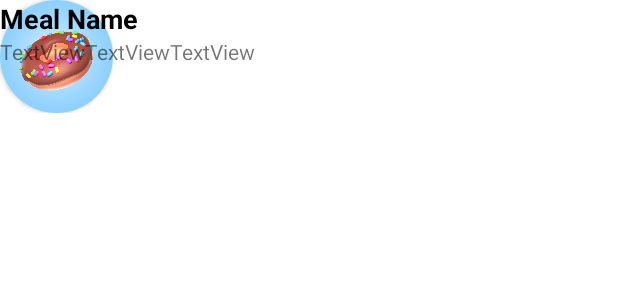
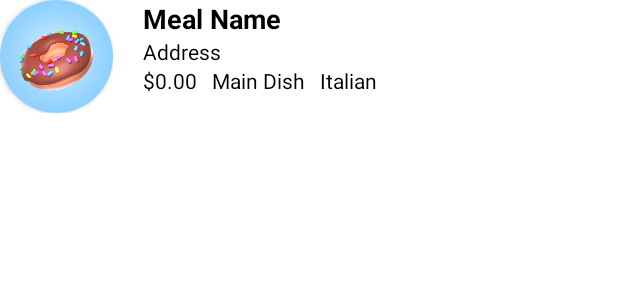
Before and after one commit to kevinluong21/mealer-project, an Android app: the layout search_result.xml on its own in the app's theme, with its tools: preview values and no code run, on a phone screen of 412 x 824 dp. Shown: the top 300 px of the screen. Run offline under Robolectric (Android 15) with nearby library versions, the phone set to English and light mode, and no system bars.

Commit message:
implemented search results and search bar (not fully tested yet)

```diff
--- a/app/src/main/java/com/seg2105/mealer_project/MealActivity.java
+++ b/app/src/main/java/com/seg2105/mealer_project/MealActivity.java
@@ -21,11 +21,7 @@ import java.io.Serializable;
 
 public class MealActivity extends AppCompatActivity implements Serializable {
 
-
     Person currentCook = MainActivity.currentUser;
-    //currentUser.getRole();
-
-
     EditText editTextMealName;
     EditText editTextMealType;
     EditText editTextCuisineType;
@@ -134,7 +130,7 @@ public class MealActivity extends AppCompatActivity implements Serializable {
                     && !TextUtils.isEmpty(listOfAllergens) && !TextUtils.isEmpty(priceString) && !TextUtils.isEmpty(description)) {
                 if(inputValidation(mealType,cuisineType,priceString) == true){
 
-                    Meal newMeal = new Meal(mealName, mealType, cuisineType, listOfIngredients, listOfAllergens, price, description, isInMenu);
+                    Meal newMeal = new Meal(MainActivity.loggedInCook, mealName, mealType, cuisineType, listOfIngredients, listOfAllergens, price, description, isInMenu);
 
                     users.child(currentCook.getEmailAddress()).child("meals").child(newMeal.getName()).setValue(newMeal);
                     Toast.makeText(getApplicationContext(), "Meal added", Toast.LENGTH_LONG).show();
--- a/app/src/main/java/com/seg2105/mealer_project/MealListAdapter.java
+++ b/app/src/main/java/com/seg2105/mealer_project/MealListAdapter.java
@@ -37,8 +37,8 @@ public class MealListAdapter extends RecyclerView.Adapter<MealListAdapter.ViewHo
         MealListModel model = mealProfileModels.get(position);
         holder.imageMeal.setBackgroundResource(model.getImageSrc());
         holder.textMealName.setText(model.getMealName());
-        holder.textPrice.setText(Double.toString(model.getPrice()));
-        holder.textMealRating.setText(Double.toString(model.getRating()));
+        holder.textPrice.setText(model.getPrice());
+        holder.textMealRating.setText(model.getRating());
         holder.textMealsSold.setText(Integer.toString(model.getMealsSold()));
     }
 
--- a/app/src/main/java/com/seg2105/mealer_project/PersonalProfile.java
+++ b/app/src/main/java/com/seg2105/mealer_project/PersonalProfile.java
@@ -118,10 +118,10 @@ public class PersonalProfile extends AppCompatActivity {
 
                         if (meal.isOffering()) {
                             offeredMeals.add(meal);
-                            offeredMealModels.add(new MealListModel(meal.getName(), meal.getPrice(), meal.getRating(), meal.getNumSold()));
+                            offeredMealModels.add(new MealListModel(meal.getName(), meal.displayPrice(), meal.displayRating(), meal.getNumSold()));
                         }
                         meals.add(meal);
-                        mealModels.add(new MealListModel(meal.getName(), meal.getPrice(), meal.getRating(), meal.getNumSold()));
+                        mealModels.add(new MealListModel(meal.getName(), meal.displayPrice(), meal.displayRating(), meal.getNumSold()));
                     }
 
                     MealListAdapter offeredMealsAdapter = new MealListAdapter(PersonalProfile.this, offeredMealModels);
--- a/app/src/main/res/layout/activity_clientwelcome.xml
+++ b/app/src/main/res/layout/activity_clientwelcome.xml
@@ -257,7 +257,8 @@
                         android:id="@+id/searchBar"
                         android:layout_width="match_parent"
                         android:layout_height="50dp"
-                        android:background="@drawable/search_bar" />
+                        android:background="@drawable/search_bar"
+                        android:onClick="openSearchResults" />
 
                     <androidx.recyclerview.widget.RecyclerView
                         android:id="@+id/listClientMeals"
--- a/app/src/main/res/layout/fragment_search.xml
+++ b/app/src/main/res/layout/activity_search.xml
@@ -46,6 +46,7 @@
             app:layout_constraintTop_toBottomOf="@+id/layoutTitle">
 
             <SearchView
+                android:id="@+id/searchBar"
                 android:layout_width="match_parent"
                 android:layout_height="50dp"
                 android:background="@drawable/search_bar" />
@@ -63,7 +64,7 @@
             app:layout_constraintStart_toStartOf="parent"
             app:layout_constraintTop_toBottomOf="@+id/layoutSearch">
 
-            <androidx.recyclerview.widget.RecyclerView
+            <ListView
                 android:id="@+id/listSearchResults"
                 android:layout_width="match_parent"
                 android:layout_height="wrap_content" />
--- a/app/src/main/res/layout/search_result.xml
+++ b/app/src/main/res/layout/search_result.xml
@@ -6,8 +6,14 @@
     android:layout_height="match_parent">
 
     <LinearLayout
+        android:layout_width="match_parent"
+        android:layout_height="wrap_content"
+        android:orientation="horizontal"
+        app:layout_constraintTop_toTopOf="parent">
+
+        <LinearLayout
             android:id="@+id/linearLayout6"
-        android:layout_width="0dp"
+            android:layout_width="wrap_content"
             android:layout_height="wrap_content"
             android:orientation="horizontal">
 
@@ -18,7 +24,7 @@
                 app:cardCornerRadius="50dp">
 
                 <ImageView
-                android:id="@+id/imageView2"
+                    android:id="@+id/imageMealResult"
                     android:layout_width="75dp"
                     android:layout_height="75dp"
                     android:layout_weight="1"
@@ -31,11 +37,11 @@
         <LinearLayout
             android:layout_width="wrap_content"
             android:layout_height="wrap_content"
-        android:orientation="vertical"
-        tools:layout_editor_absoluteX="95dp">
+            android:layout_marginLeft="20dp"
+            android:orientation="vertical">
 
             <TextView
-            android:id="@+id/textMealName"
+                android:id="@+id/textMealNameResult"
                 android:layout_width="wrap_content"
                 android:layout_height="wrap_content"
                 android:layout_weight="1"
@@ -44,31 +50,53 @@
                 android:textSize="18sp"
                 android:textStyle="bold" />
 
+            <TextView
+                android:id="@+id/textCookAddress"
+                android:layout_width="match_parent"
+                android:layout_height="wrap_content"
+                android:layout_weight="1"
+                android:text="Address"
+                android:textColor="@color/black" />
+
             <LinearLayout
                 android:layout_width="wrap_content"
                 android:layout_height="wrap_content"
                 android:orientation="horizontal">
 
                 <TextView
-                android:id="@+id/textView2"
+                    android:id="@+id/textDollarSignResult"
                     android:layout_width="wrap_content"
                     android:layout_height="wrap_content"
                     android:layout_weight="1"
-                android:text="TextView" />
+                    android:text="$"
+                    android:textColor="@color/black" />
 
                 <TextView
-                android:id="@+id/textView4"
+                    android:id="@+id/textPriceResult"
                     android:layout_width="wrap_content"
                     android:layout_height="wrap_content"
                     android:layout_weight="1"
-                android:text="TextView" />
+                    android:text="0.00"
+                    android:textColor="@color/black" />
 
                 <TextView
-                android:id="@+id/textView5"
+                    android:id="@+id/textMealTypeResult"
                     android:layout_width="wrap_content"
                     android:layout_height="wrap_content"
+                    android:layout_marginLeft="10dp"
                     android:layout_weight="1"
-                android:text="TextView" />
+                    android:text="Main Dish"
+                    android:textColor="@color/black" />
+
+                <TextView
+                    android:id="@+id/textCuisineTypeResult"
+                    android:layout_width="wrap_content"
+                    android:layout_height="wrap_content"
+                    android:layout_marginLeft="10dp"
+                    android:layout_weight="1"
+                    android:text="Italian"
+                    android:textColor="@color/black" />
+            </LinearLayout>
         </LinearLayout>
     </LinearLayout>
 
```
Also changed, not shown: app/src/main/AndroidManifest.xml (+7 -0 lines), app/src/main/java/com/seg2105/mealer_project/Address.java (+13 -0 lines), app/src/main/java/com/seg2105/mealer_project/Cook.java (+0 -35 lines), app/src/main/java/com/seg2105/mealer_project/Meal.java (+42 -21 lines), app/src/main/java/com/seg2105/mealer_project/MealListModel.java (+5 -25 lines), app/src/main/java/com/seg2105/mealer_project/MealPage.java (+0 -9 lines), app/src/main/java/com/seg2105/mealer_project/Search.java (+21 -87 lines), app/src/main/java/com/seg2105/mealer_project/SearchResultAdapter.java (added, +101 -0 lines), app/src/main/java/com/seg2105/mealer_project/UserWelcome.java (+12 -8 lines). Lines whose indentation alone changed are shown as unchanged.
